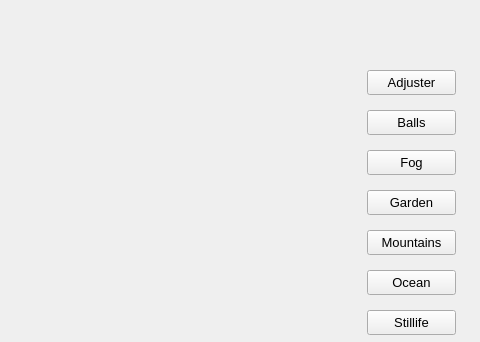
jegerud/Sciprog2020project, file src/demosaicing.ui: the form before one commit; both pictures show x 383 to 863 and y 0 to 342 of the 863 by 483 pixel window.
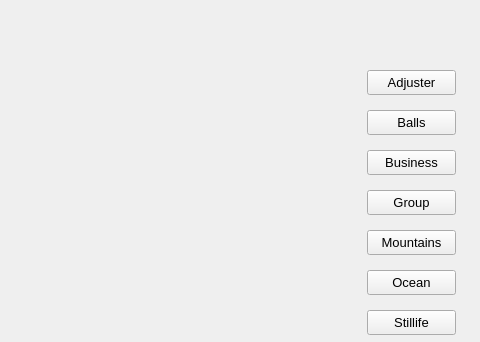
The form after the commit. Custom widgets are drawn as their Qt base class.

Commit message: Småoppdatering

Diff of the .ui file:
```diff
--- a/src/demosaicing.ui
+++ b/src/demosaicing.ui
@@ -147,7 +147,7 @@
    <property name="geometry">
     <rect>
      <x>750</x>
-     <y>190</y>
+     <y>150</y>
      <width>89</width>
      <height>25</height>
     </rect>
@@ -158,7 +158,7 @@
     </font>
    </property>
    <property name="text">
-    <string>Garden</string>
+    <string>Business</string>
    </property>
   </widget>
   <widget class="QPushButton" name="trees">
@@ -237,7 +237,7 @@
    <property name="geometry">
     <rect>
      <x>750</x>
-     <y>150</y>
+     <y>190</y>
      <width>89</width>
      <height>25</height>
     </rect>
@@ -248,7 +248,7 @@
     </font>
    </property>
    <property name="text">
-    <string>Fog</string>
+    <string>Group</string>
    </property>
   </widget>
   <widget class="QPushButton" name="ocean">
```
Left out of the diff: 4 changed lines with no effect on the pictures.
